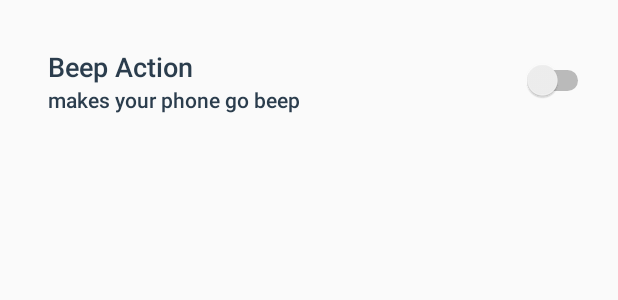
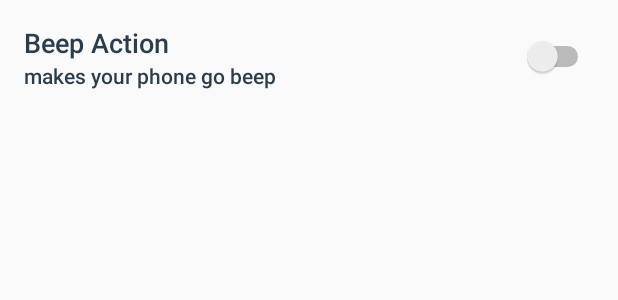
Before and after one commit to linucksrox/Textecutor, an Android app: the layout action_list_item.xml on its own in the app's theme, with its tools: preview values and no code run, on a phone screen of 412 x 824 dp. Shown: the top 300 px of the screen. Run offline under Robolectric (Android 15) with nearby library versions, the phone set to English and light mode, and no system bars.

Commit message:
More action layout refinements

```diff
--- a/app/src/main/res/layout/action_list_item.xml
+++ b/app/src/main/res/layout/action_list_item.xml
@@ -14,7 +14,6 @@
         android:layout_width="wrap_content"
         android:layout_height="wrap_content"
         android:orientation="vertical"
-        android:padding="16dp"
         android:layout_weight="4">
 
         <TextView
--- a/app/src/main/res/layout/activity_action.xml
+++ b/app/src/main/res/layout/activity_action.xml
@@ -2,11 +2,7 @@
 <LinearLayout xmlns:android="http://schemas.android.com/apk/res/android"
     android:layout_width="match_parent"
     android:layout_height="match_parent"
-    android:orientation="vertical"
-    android:paddingBottom="@dimen/activity_vertical_margin"
-    android:paddingLeft="@dimen/activity_horizontal_margin"
-    android:paddingRight="@dimen/activity_horizontal_margin"
-    android:paddingTop="@dimen/activity_vertical_margin">
+    android:orientation="vertical">
 
     <ListView
         android:id="@+id/action_list"
```
